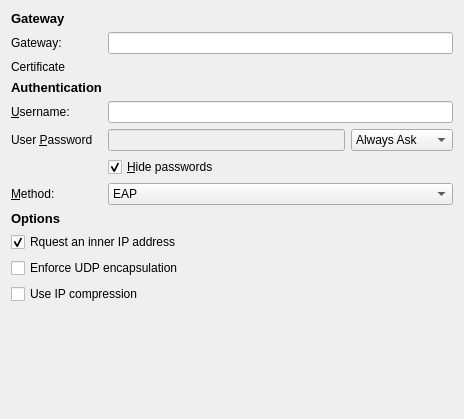
Above: vpnplugins/strongswan/strongswanprop.ui from KDE/networkmanagement before the change. Below: the same form after it.
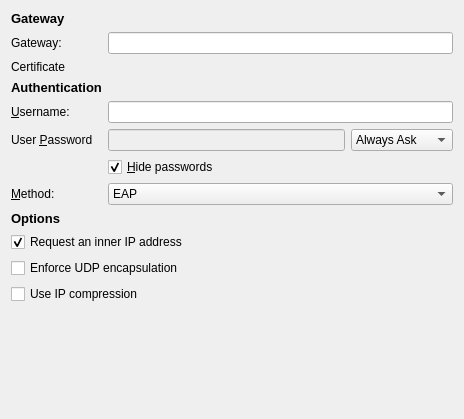
That is the form after the change. Custom widgets are drawn as their Qt base class.

Commit message: typo: Rquest->Request

```diff
--- a/vpnplugins/strongswan/strongswanprop.ui
+++ b/vpnplugins/strongswan/strongswanprop.ui
@@ -179,7 +179,7 @@
         <bool>false</bool>
        </property>
        <property name="text">
-        <string>Rquest an inner IP address</string>
+        <string>Request an inner IP address</string>
        </property>
        <property name="checked">
         <bool>true</bool>
```
